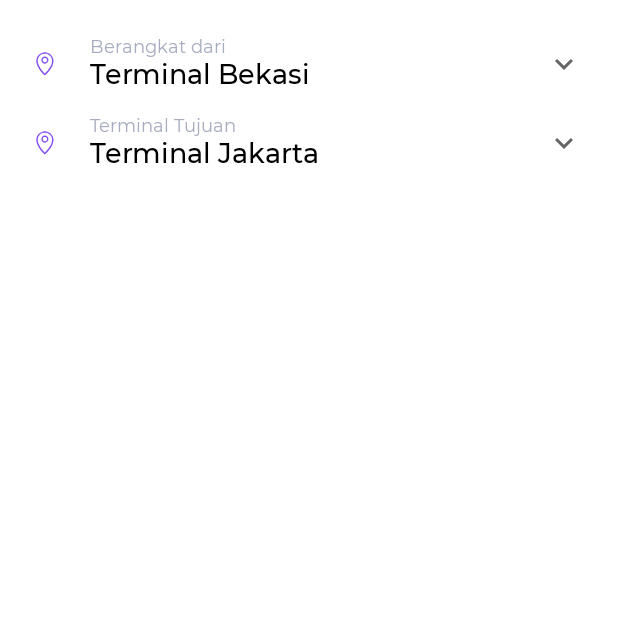
After one commit to wiryadev/ADS-Advance-Compose, an Android app built with Jetpack Compose: the composable TravelCard shown on its own in the app's theme, on a phone screen of 412 x 824 dp, the top half of it. The commit adds this screen. Run offline under Robolectric (Android 15) with nearby library versions, the phone set to English and light mode, and no system bars; our stand-ins replace constraintlayout-compose.

Commit message:
Add TravelCard.kt and font for typography

```diff
--- /dev/null
+++ b/app/src/main/java/com/wiryadev/adsadvancecompose/ui/components/ButtonPrimary.kt
@@ -0,0 +1 @@
+package com.wiryadev.adsadvancecompose.ui.components
--- /dev/null
+++ b/app/src/main/java/com/wiryadev/adsadvancecompose/ui/components/TravelCard.kt
@@ -0,0 +1,158 @@
+package com.wiryadev.adsadvancecompose.ui.components
+
+import androidx.compose.foundation.Image
+import androidx.compose.foundation.background
+import androidx.compose.foundation.layout.*
+import androidx.compose.foundation.shape.RoundedCornerShape
+import androidx.compose.material.Text
+import androidx.compose.runtime.Composable
+import androidx.compose.ui.Modifier
+import androidx.compose.ui.draw.clip
+import androidx.compose.ui.graphics.Color
+import androidx.compose.ui.res.painterResource
+import androidx.compose.ui.text.TextStyle
+import androidx.compose.ui.text.font.FontWeight
+import androidx.compose.ui.tooling.preview.Preview
+import androidx.compose.ui.unit.dp
+import androidx.compose.ui.unit.sp
+import androidx.constraintlayout.compose.ConstraintLayout
+import com.wiryadev.adsadvancecompose.R
+import com.wiryadev.adsadvancecompose.ui.theme.Montserrat
+
+@Composable
+fun TravelCard() {
+    Column(
+        modifier = Modifier
+            .fillMaxWidth()
+            .clip(
+                shape = RoundedCornerShape(16.dp)
+            )
+            .background(Color.White)
+            .padding(24.dp)
+    ) {
+        ConstraintLayout(
+            modifier = Modifier
+                .fillMaxWidth()
+        ) {
+            val (
+                icon,
+                column,
+                arrow
+            ) = createRefs()
+
+            Image(
+                painter = painterResource(id = R.drawable.ic_location_from),
+                contentDescription = "Berangkat dari",
+                modifier = Modifier
+                    .constrainAs(icon) {
+                        start.linkTo(parent.start)
+                        top.linkTo(column.top)
+                        bottom.linkTo(column.bottom)
+                    }
+            )
+            Column(
+                modifier = Modifier
+                    .constrainAs(column) {
+                        start.linkTo(icon.end, margin = 24.dp)
+                        top.linkTo(parent.top)
+                        bottom.linkTo(parent.bottom)
+                    }
+            ) {
+                Text(
+                    text = "Berangkat dari",
+                    color = Color(0xFFA7ADBF),
+                    style = TextStyle(
+                        fontFamily = Montserrat,
+                        fontSize = 12.sp
+                    )
+                )
+                Text(
+                    text = "Terminal Bekasi",
+                    color = Color.Black,
+                    style = TextStyle(
+                        fontFamily = Montserrat,
+                        fontWeight = FontWeight.W500,
+                        fontSize = 18.sp
+                    )
+                )
+            }
+            Image(
+                painter = painterResource(id = R.drawable.ic_baseline_keyboard_arrow_down_24),
+                contentDescription = "Pilih",
+                modifier = Modifier
+                    .constrainAs(arrow) {
+                        end.linkTo(parent.end)
+                        top.linkTo(column.top)
+                        bottom.linkTo(column.bottom)
+                    }
+            )
+        }
+        Spacer(
+            modifier = Modifier
+                .height(16.dp)
+        )
+        ConstraintLayout(
+            modifier = Modifier
+                .fillMaxWidth()
+        ) {
+            val (
+                icon,
+                column,
+                arrow
+            ) = createRefs()
+
+            Image(
+                painter = painterResource(id = R.drawable.ic_location_from),
+                contentDescription = "Berangkat dari",
+                modifier = Modifier
+                    .constrainAs(icon) {
+                        start.linkTo(parent.start)
+                        top.linkTo(column.top)
+                        bottom.linkTo(column.bottom)
+                    }
+            )
+            Column(
+                modifier = Modifier
+                    .constrainAs(column) {
+                        start.linkTo(icon.end, margin = 24.dp)
+                        top.linkTo(parent.top)
+                        bottom.linkTo(parent.bottom)
+                    }
+            ) {
+                Text(
+                    text = "Terminal Tujuan",
+                    color = Color(0xFFA7ADBF),
+                    style = TextStyle(
+                        fontFamily = Montserrat,
+                        fontSize = 12.sp
+                    )
+                )
+                Text(
+                    text = "Terminal Jakarta",
+                    color = Color.Black,
+                    style = TextStyle(
+                        fontFamily = Montserrat,
+                        fontWeight = FontWeight.W500,
+                        fontSize = 18.sp
+                    )
+                )
+            }
+            Image(
+                painter = painterResource(id = R.drawable.ic_baseline_keyboard_arrow_down_24),
+                contentDescription = "Pilih",
+                modifier = Modifier
+                    .constrainAs(arrow) {
+                        end.linkTo(parent.end)
+                        top.linkTo(column.top)
+                        bottom.linkTo(column.bottom)
+                    }
+            )
+        }
+    }
+}
+
+@Preview
+@Composable
+fun DefaultPreview() {
+    TravelCard()
+}
--- a/app/src/main/java/com/wiryadev/adsadvancecompose/ui/theme/Theme.kt
+++ b/app/src/main/java/com/wiryadev/adsadvancecompose/ui/theme/Theme.kt
@@ -30,7 +30,7 @@ private val LightColorPalette = lightColors(
 @Composable
 fun ADSAdvanceComposeTheme(
     darkTheme: Boolean = isSystemInDarkTheme(),
-    content: @Composable() () -> Unit
+    content: @Composable () -> Unit
 ) {
     val colors = if (darkTheme) {
         DarkColorPalette
--- a/app/src/main/java/com/wiryadev/adsadvancecompose/ui/theme/Type.kt
+++ b/app/src/main/java/com/wiryadev/adsadvancecompose/ui/theme/Type.kt
@@ -1,15 +1,25 @@
 package com.wiryadev.adsadvancecompose.ui.theme
+
 
 import androidx.compose.material.Typography
 import androidx.compose.ui.text.TextStyle
+import androidx.compose.ui.text.font.Font
 import androidx.compose.ui.text.font.FontFamily
 import androidx.compose.ui.text.font.FontWeight
 import androidx.compose.ui.unit.sp
+import com.wiryadev.adsadvancecompose.R
 
 // Set of Material typography styles to start with
+val Montserrat = FontFamily(
+    Font(R.font.montserrat_light, FontWeight.W300),
+    Font(R.font.montserrat_regular, FontWeight.W400),
+    Font(R.font.montserrat_medium, FontWeight.W500),
+    Font(R.font.montserrat_bold, FontWeight.W700),
+
+)
 val Typography = Typography(
     body1 = TextStyle(
-        fontFamily = FontFamily.Default,
+        fontFamily = Montserrat,
         fontWeight = FontWeight.Normal,
         fontSize = 16.sp
     )
--- a/app/src/main/res/drawable/ic_baseline_keyboard_arrow_down_24.xml
+++ b/app/src/main/res/drawable/ic_baseline_keyboard_arrow_down_24.xml
@@ -5,6 +5,6 @@
     android:viewportHeight="24"
     android:tint="?attr/colorControlNormal">
   <path
-      android:fillColor="@android:color/white"
+      android:fillColor="@android:color/black"
       android:pathData="M7.41,8.59L12,13.17l4.59,-4.58L18,10l-6,6 -6,-6 1.41,-1.41z"/>
 </vector>
--- a/build.gradle
+++ b/build.gradle
@@ -8,7 +8,7 @@ buildscript {
         mavenCentral()
     }
     dependencies {
-        classpath "com.android.tools.build:gradle:7.0.0-beta01"
+        classpath 'com.android.tools.build:gradle:7.0.0-beta02'
         classpath 'org.jetbrains.kotlin:kotlin-gradle-plugin:1.4.32'
 
         // NOTE: Do not place your application dependencies here; they belong
```
Also changed, not shown: app/src/main/res/font/montserrat_bold.ttf (added), app/src/main/res/font/montserrat_light.ttf (added), app/src/main/res/font/montserrat_medium.ttf (added), app/src/main/res/font/montserrat_regular.ttf (added).
